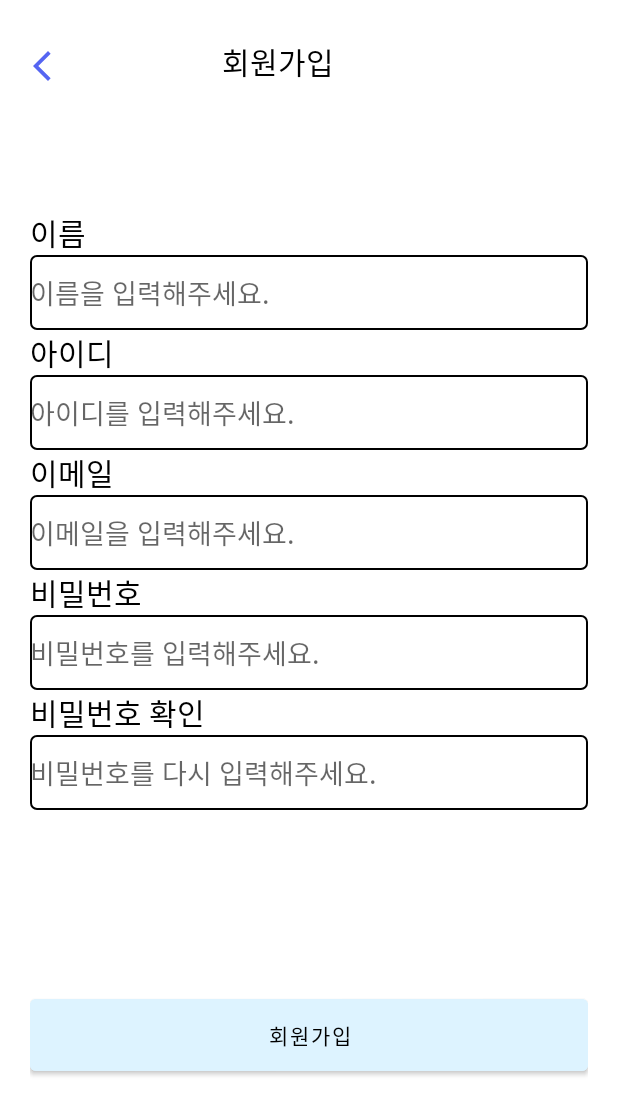
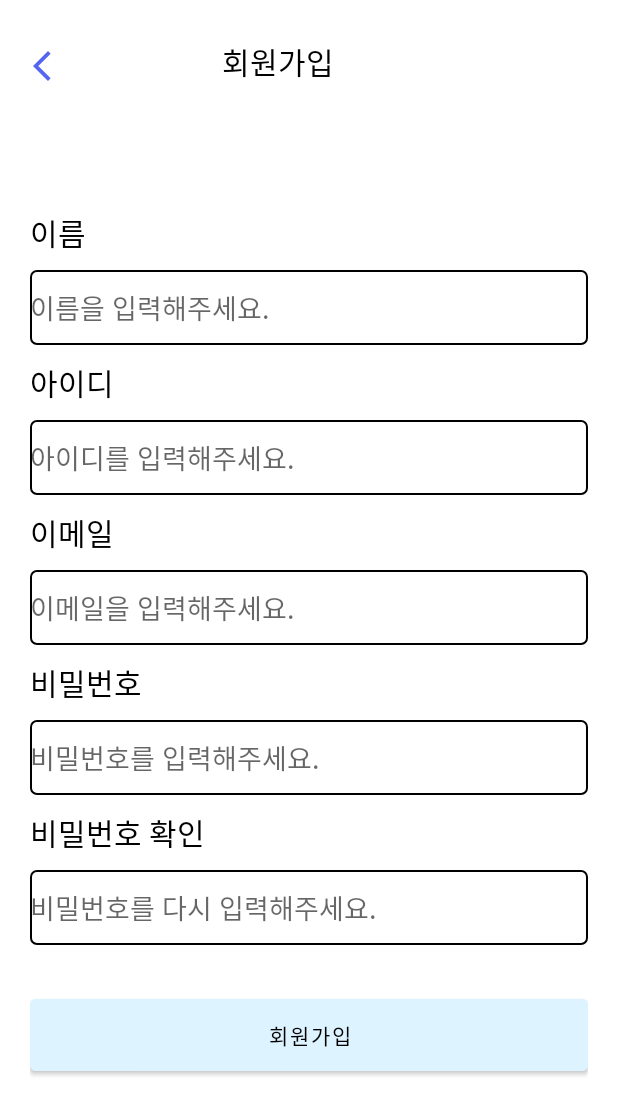
Before and after one commit to minzero31/2024-meit-frontend, an Android app: the fragment SignupFragment placed in its activity, on a phone screen of 412 x 824 dp. Shown: the top 1115 px of the screen. Run offline under Robolectric (Android 15) with nearby library versions, the light colour scheme and no system bars.

Commit message:
Modify : signup 레이아웃 수정

```diff
--- a/app/src/main/res/layout/fragment_signup.xml
+++ b/app/src/main/res/layout/fragment_signup.xml
@@ -46,6 +46,7 @@
             android:layout_width="match_parent"
             android:layout_height="wrap_content"
             android:text="이름"
+            android:layout_marginBottom="10dp"
             android:textSize="20sp"
             android:textColor="@color/black"/>
 
@@ -55,6 +56,7 @@
             android:layout_height="50dp"
             android:ems="10"
             android:inputType="text"
+            android:layout_marginBottom="10dp"
             android:textColor="@color/black"
             android:background="@drawable/edittext_background"
             android:hint="이름을 입력해주세요." />
@@ -63,6 +65,7 @@
             android:id="@+id/signup_id"
             android:layout_width="match_parent"
             android:layout_height="wrap_content"
+            android:layout_marginBottom="10dp"
             android:text="아이디"
             android:textSize="20sp"
             android:textColor="@color/black"/>
@@ -73,6 +76,7 @@
             android:layout_height="50dp"
             android:ems="10"
             android:inputType="text"
+            android:layout_marginBottom="10dp"
             android:textColor="@color/black"
             android:background="@drawable/edittext_background"
             android:hint="아이디를 입력해주세요." />
@@ -81,6 +85,7 @@
             android:id="@+id/signup_email"
             android:layout_width="match_parent"
             android:layout_height="wrap_content"
+            android:layout_marginBottom="10dp"
             android:text="이메일"
             android:textSize="20sp"
             android:textColor="@color/black"/>
@@ -91,6 +96,7 @@
             android:layout_height="50dp"
             android:ems="10"
             android:inputType="text"
+            android:layout_marginBottom="10dp"
             android:textColor="@color/black"
             android:background="@drawable/edittext_background"
             android:hint="이메일을 입력해주세요." />
@@ -102,12 +108,14 @@
             android:layout_height="wrap_content"
             android:text="비밀번호"
             android:textSize="20sp"
+            android:layout_marginBottom="10dp"
             android:textColor="@color/black"/>
 
         <EditText
             android:id="@+id/input_password"
             android:layout_width="match_parent"
             android:layout_height="50dp"
+            android:layout_marginBottom="10dp"
             android:ems="10"
             android:inputType="textPassword"
             android:textColor="@color/black"
@@ -119,6 +127,7 @@
             android:layout_width="match_parent"
             android:layout_height="wrap_content"
             android:text="비밀번호 확인"
+            android:layout_marginBottom="10dp"
             android:textSize="20sp"
             android:textColor="@color/black"/>
 
@@ -137,7 +146,7 @@
             android:id="@+id/signup_button"
             android:layout_width="match_parent"
             android:layout_height="60dp"
-            android:layout_marginTop="120dp"
+            android:layout_marginTop="30dp"
             android:layout_marginBottom="0dp"
             android:text="회원가입"
             android:gravity="center"
```
